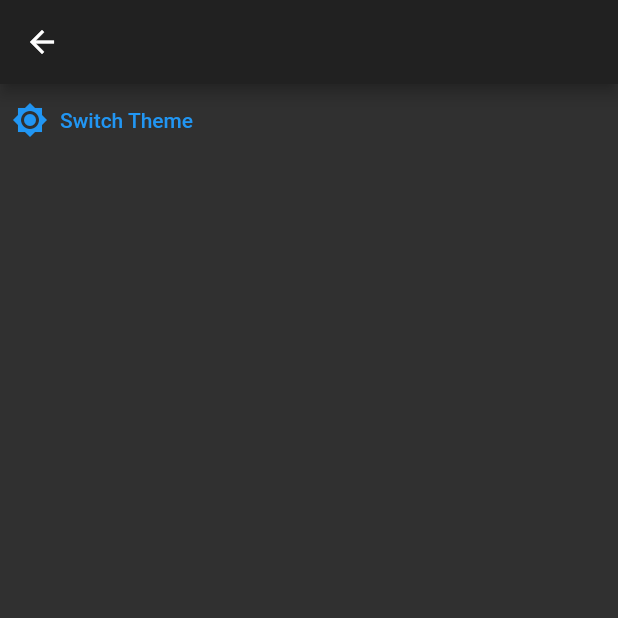
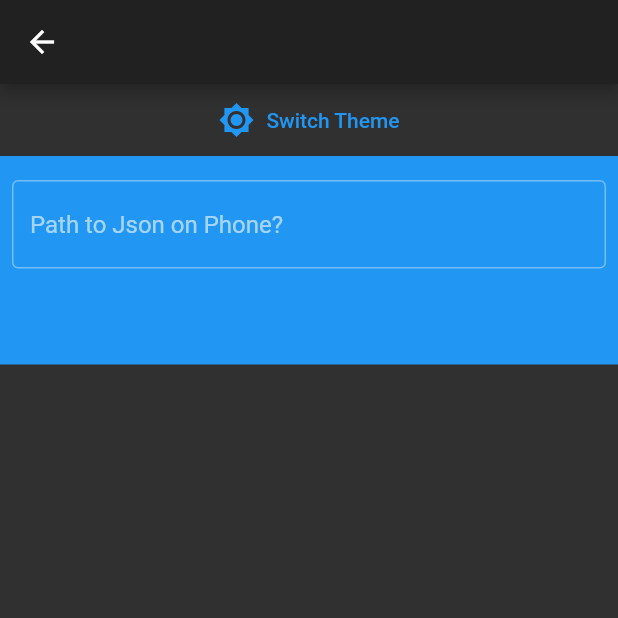
Before and after one commit to Micheltv10/music_player, a Flutter app: the screen it shows after launch, after a tap on the "more vert" icon, on a phone screen of 412 x 824 dp, the top half of it. Run offline on Flutter 3.47's test engine with Material 2 defaults, Android fonts, the phone set to English and light mode, and no system bars; our stand-ins replace carousel_slider, flutter_slidable, marquee, permission_handler, youtube_player_flutter; missing offline and left inert: audiotagger, ocarina; network calls fail.

Commit message:
worked on Json import

```diff
--- a/lib/optionpage.dart
+++ b/lib/optionpage.dart
@@ -1,19 +1,24 @@
+import 'dart:convert';
+
 import 'package:flutter/material.dart';
+import 'package:flutter/services.dart';
 import 'package:music_player/player.dart';
 
 import 'config.dart';
 
-
-
 class MainOptionMenuWidget extends StatefulWidget {
   final Player player;
-  const MainOptionMenuWidget({ Key? key, required this.player }) : super(key: key);
+  const MainOptionMenuWidget({Key? key, required this.player})
+      : super(key: key);
 
   @override
   _MainOptionMenuWidgetState createState() => _MainOptionMenuWidgetState();
 }
 
 class _MainOptionMenuWidgetState extends State<MainOptionMenuWidget> {
+  String textInput = "s";
+  dynamic result = "";
+
   @override
   Widget build(BuildContext context) {
     return Scaffold(
@@ -24,11 +29,49 @@ class _MainOptionMenuWidgetState extends State<MainOptionMenuWidget> {
         children: [
           Column(
             children: [
-              TextButton.icon(onPressed: (){currentTheme.switchTheme();}, icon: const Icon(Icons.brightness_high), label: Text('Switch Theme'))
+              TextButton.icon(
+                  onPressed: () {
+                    currentTheme.switchTheme();
+                  },
+                  icon: const Icon(Icons.brightness_high),
+                  label: Text('Switch Theme')),
+              ColoredBox(
+                color: Colors.blue,
+                child: Column(
+                  children: [
+                    Padding(
+                      padding:
+                          EdgeInsets.symmetric(horizontal: 8, vertical: 16),
+                      child: TextField(
+                        onChanged: (text){
+                          setState(() {
+                          textInput = text;
+                          });
+                        },
+                        decoration: InputDecoration(
+                          border: OutlineInputBorder(),
+                          hintText: 'Path to Json on Phone?',
+                        ),
+                      ),
+                    ),
+                    TextButton(onPressed: (){readJson(textInput);}, child: Text('Add Json')),
+
+
+                  ],
+                ),
+              )
             ],
           )
         ],
       ),
     );
   }
+
+    Future<void> readJson(text) async {
+    final String response = await rootBundle.loadString(text);
+    final data = await json.decode(response);
+    setState(() {
+      result = data[""];
+    });
+  }
 }
```
